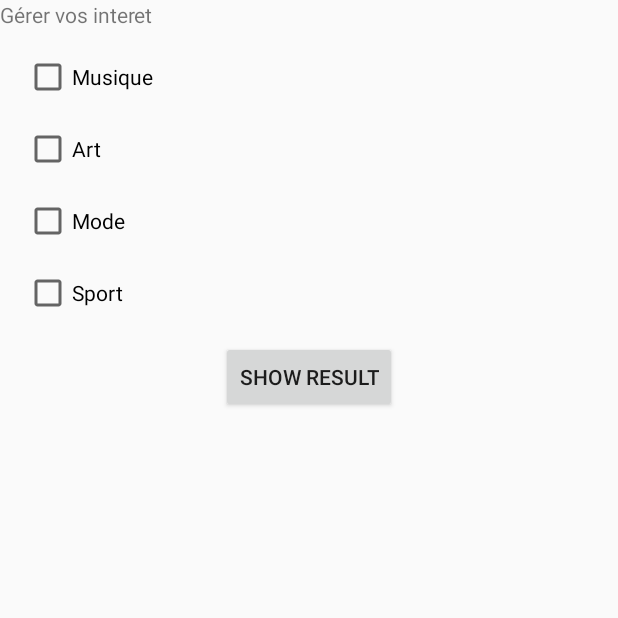
After one commit to ThomasObrecht13/InterestProject, an Android app: the fragment ManageInterestFragment shown on its own in the app's theme, on a phone screen of 412 x 824 dp, the top half of it. The commit adds this screen. Run offline under Robolectric (Android 15) with nearby library versions, the phone set to English and light mode, and no system bars; our stand-ins replace Firebase (no records; nobody signed in at launch, a user with empty details on screens opened directly); 3 statements that could not run were skipped.

Commit message:
add interest in db AND manage interest for user

```diff
--- a/app/src/main/java/com/example/interestproject/EditProfileFragment.java
+++ b/app/src/main/java/com/example/interestproject/EditProfileFragment.java
@@ -203,7 +203,6 @@ public class EditProfileFragment extends Fragment {
 
                         Log.i("ProfilePicturePickUp", "GET FROM LOCAL.: OK");
                     } catch (FileNotFoundException e) {
-                        // TODO Auto-generated catch block
                         e.printStackTrace();
                         Log.i("ProfilePicturePickUp", "GET FROM LOCAL.: RUIM");
                     }
--- /dev/null
+++ b/app/src/main/java/com/example/interestproject/ManageInterestFragment.java
@@ -0,0 +1,143 @@
+package com.example.interestproject;
+
+import android.os.Bundle;
+
+import androidx.annotation.NonNull;
+import androidx.annotation.Nullable;
+import androidx.fragment.app.Fragment;
+
+import android.util.Log;
+import android.view.LayoutInflater;
+import android.view.View;
+import android.view.ViewGroup;
+import android.widget.Button;
+import android.widget.CheckBox;
+import android.widget.Toast;
+
+import com.example.interestproject.model.User;
+import com.google.firebase.auth.FirebaseAuth;
+import com.google.firebase.auth.FirebaseUser;
+import com.google.firebase.database.DataSnapshot;
+import com.google.firebase.database.DatabaseError;
+import com.google.firebase.database.DatabaseReference;
+import com.google.firebase.database.FirebaseDatabase;
+import com.google.firebase.database.ValueEventListener;
+
+import java.util.HashMap;
+import java.util.Map;
+
+public class ManageInterestFragment extends Fragment {
+
+    CheckBox checkBoxMusique, checkBoxArt, checkBoxSport, checkBoxMode;
+    Button button;
+
+
+    FirebaseUser firebaseUser;
+    DatabaseReference reference;
+
+    User user;
+
+    @Override
+    public void onCreate(Bundle savedInstanceState) {
+        super.onCreate(savedInstanceState);
+    }
+
+    @Override
+    public View onCreateView(LayoutInflater inflater, ViewGroup container,
+                             Bundle savedInstanceState) {
+
+        return inflater.inflate(R.layout.fragment_manage_interest, container, false);
+    }
+
+    @Override
+    public void onViewCreated(View view, @Nullable Bundle savedInstanceState) {
+        checkBoxArt = view.findViewById(R.id.checkbox_art);
+        checkBoxMusique = view.findViewById(R.id.checkbox_musique);
+        checkBoxMode = view.findViewById(R.id.checkbox_mode);
+        checkBoxSport = view.findViewById(R.id.checkbox_sport);
+
+        button = view.findViewById(R.id.button_showResult);
+
+        firebaseUser = FirebaseAuth.getInstance().getCurrentUser();
+        reference = FirebaseDatabase.getInstance().getReference("Users").child(firebaseUser.getUid());
+
+        reference.addValueEventListener(new ValueEventListener() {
+            @Override
+            public void onDataChange(@NonNull DataSnapshot dataSnapshot) {
+                user = dataSnapshot.getValue(User.class);
+                assert user != null;
+                String[] interestsTab = user.getInterestsTab();
+                checkInterest(interestsTab);
+                //TODO:: préselectionner les interet
+
+            }
+
+            @Override
+            public void onCancelled(@NonNull DatabaseError error) {
+
+            }
+        });
+
+        button.setOnClickListener(new View.OnClickListener() {
+            @Override
+            public void onClick(View view) {
+                String interests = getInterestSelected();
+                if(interests != null){
+                    user.setInterests(interests);
+                    Map<String, Object> childUpdates = new HashMap<>();
+                    reference = FirebaseDatabase.getInstance().getReference("Users");
+                    childUpdates.put("/"+firebaseUser.getUid()+"/", user.toMap());
+                    reference.updateChildren(childUpdates);
+                }
+                Toast.makeText(getContext(),"seokbjfd",Toast.LENGTH_SHORT).show();
+            }
+        });
+
+
+    }
+
+    private void checkInterest(String[] interestsTab) {
+        for (String interest:
+             interestsTab) {
+            switch (interest){
+                case "Mode":
+                    checkBoxMode.setChecked(true);
+                case "Musique":
+                    checkBoxMusique.setChecked(true);
+                case "Sport":
+                    checkBoxSport.setChecked(true);
+                case "Art":
+                    checkBoxArt.setChecked(true);
+            }
+        }
+    }
+
+    private String getInterestSelected()  {
+        String message = null;
+        if(checkBoxMusique.isChecked()) {
+            message = checkBoxMusique.getText().toString();
+        }
+        if(checkBoxMode.isChecked()) {
+            if(message== null)  {
+                message =  checkBoxMode.getText().toString();
+            } else {
+                message += "," + checkBoxMode.getText().toString();
+            }
+        }
+        if(checkBoxArt.isChecked()) {
+            if(message== null)  {
+                message =  checkBoxArt.getText().toString();
+            } else {
+                message += "," + checkBoxArt.getText().toString();
+            }
+        }
+        if(checkBoxSport.isChecked()) {
+            if(message== null)  {
+                message =  checkBoxSport.getText().toString();
+            } else {
+                message += "," + checkBoxSport.getText().toString();
+            }
+        }
+        return  message;
+    }
+}
--- a/app/src/main/java/com/example/interestproject/authentification/LoginActivity.java
+++ b/app/src/main/java/com/example/interestproject/authentification/LoginActivity.java
@@ -215,6 +215,8 @@ public class LoginActivity extends AppCompatActivity {
                                 hashMap.put("description", null);
                                 hashMap.put("search", Objects.requireNonNull(firebaseUser.getDisplayName()).toLowerCase());
                                 hashMap.put("status", "offline");
+                                hashMap.put("interests", null);
+
                                 reference.setValue(hashMap);
 
                                 updateUI(firebaseUser);
--- a/app/src/main/java/com/example/interestproject/authentification/RegisterActivity.java
+++ b/app/src/main/java/com/example/interestproject/authentification/RegisterActivity.java
@@ -101,6 +101,7 @@ public class RegisterActivity extends AppCompatActivity {
                     hashMap.put("description", null);
                     hashMap.put("search",username.toLowerCase());
                     hashMap.put("status","offline");
+                    hashMap.put("interests",null);
 
                     reference.setValue(hashMap).addOnCompleteListener(new OnCompleteListener<Void>() {
                         @Override
--- /dev/null
+++ b/app/src/main/res/layout/fragment_manage_interest.xml
@@ -0,0 +1,83 @@
+<?xml version="1.0" encoding="utf-8"?>
+<androidx.constraintlayout.widget.ConstraintLayout xmlns:android="http://schemas.android.com/apk/res/android"
+    xmlns:tools="http://schemas.android.com/tools"
+    android:layout_width="match_parent"
+    android:layout_height="match_parent"
+    xmlns:app="http://schemas.android.com/apk/res-auto"
+    tools:context=".ManageInterestFragment">
+
+    <TextView
+        android:layout_width="match_parent"
+        android:layout_height="wrap_content"
+        app:layout_constraintTop_toTopOf="parent"
+        android:id="@+id/titleManageInterest"
+        android:text="Gérer vos interet" />
+
+    <CheckBox
+        android:id="@+id/checkbox_musique"
+        android:layout_width="match_parent"
+        android:layout_height="wrap_content"
+        android:layout_marginStart="16dp"
+        android:layout_marginLeft="16dp"
+        android:layout_marginTop="16dp"
+        android:layout_marginEnd="16dp"
+        android:layout_marginRight="16dp"
+        android:text="Musique"
+        app:layout_constraintLeft_toLeftOf="parent"
+        app:layout_constraintRight_toRightOf="parent"
+        app:layout_constraintTop_toBottomOf="@+id/titleManageInterest"
+        />
+
+    <CheckBox
+        android:id="@+id/checkbox_art"
+        android:layout_width="match_parent"
+        android:layout_height="wrap_content"
+        android:layout_marginStart="16dp"
+        android:layout_marginLeft="16dp"
+        android:layout_marginTop="16dp"
+        android:layout_marginEnd="16dp"
+        android:layout_marginRight="16dp"
+        android:text="Art"
+        app:layout_constraintLeft_toLeftOf="parent"
+        app:layout_constraintRight_toRightOf="parent"
+        app:layout_constraintTop_toBottomOf="@+id/checkbox_musique"
+        />
+    <CheckBox
+        android:id="@+id/checkbox_mode"
+        android:layout_width="match_parent"
+        android:layout_height="wrap_content"
+        android:layout_marginStart="16dp"
+        android:layout_marginLeft="16dp"
+        android:layout_marginTop="16dp"
+        android:layout_marginEnd="16dp"
+        android:layout_marginRight="16dp"
+        android:text="Mode"
+        app:layout_constraintLeft_toLeftOf="parent"
+        app:layout_constraintRight_toRightOf="parent"
+        app:layout_constraintTop_toBottomOf="@+id/checkbox_art"
+        />
+    <CheckBox
+        android:id="@+id/checkbox_sport"
+        android:layout_width="0dp"
+        android:layout_height="wrap_content"
+        android:layout_marginStart="16dp"
+        android:layout_marginLeft="16dp"
+        android:layout_marginTop="16dp"
+        android:layout_marginEnd="16dp"
+        android:layout_marginRight="16dp"
+        android:text="Sport"
+        app:layout_constraintLeft_toLeftOf="parent"
+        app:layout_constraintRight_toRightOf="parent"
+        app:layout_constraintTop_toBottomOf="@+id/checkbox_mode"
+        />
+    <Button
+        android:id="@+id/button_showResult"
+        android:layout_width="wrap_content"
+        android:layout_height="wrap_content"
+        android:layout_marginTop="16dp"
+        android:text="Show Result"
+        app:layout_constraintEnd_toEndOf="parent"
+        app:layout_constraintStart_toStartOf="parent"
+        app:layout_constraintTop_toBottomOf="@+id/checkbox_sport" />
+
+</androidx.constraintlayout.widget.ConstraintLayout>
--- a/app/src/main/res/menu/menu_option_profil.xml
+++ b/app/src/main/res/menu/menu_option_profil.xml
@@ -12,6 +12,11 @@
         app:showAsAction="never">
     </item>
 
+    <item android:id="@+id/manage_interest"
+        android:title="Gérer vos intêrets"
+        app:showAsAction="never">
+    </item>
+
     <item android:id="@+id/logout_btn"
         android:title="Déconnexion"
         app:showAsAction="never">
```
Also changed, not shown: app/src/main/java/com/example/interestproject/ProfileFragment.java (+11 -5 lines), app/src/main/java/com/example/interestproject/model/User.java (+19 -2 lines).
